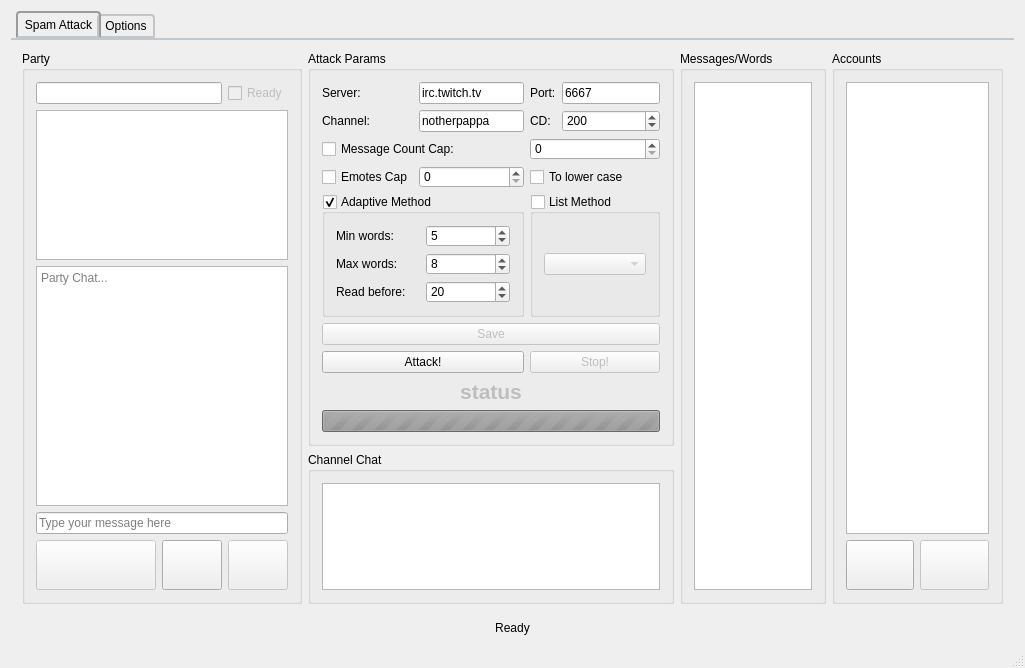
This is mainwindow.ui in SpaceWind/cyber_jihad_bot_client as Qt 5 draws it before an edit. The edited form follows.
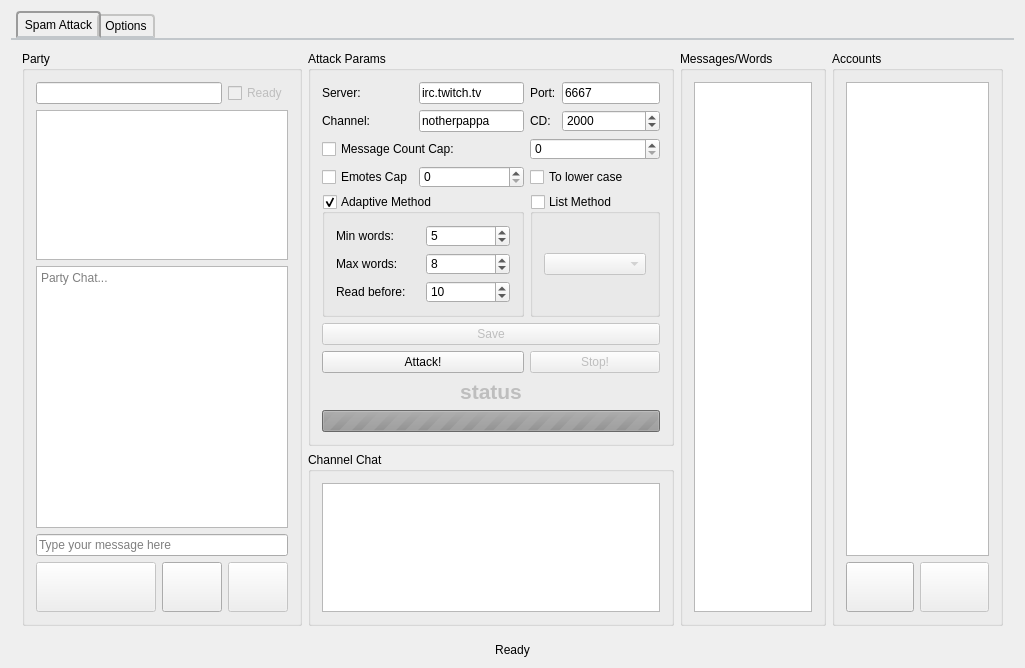
This is the edited form. Icons and pictures are not drawn.

Patch:
```diff
--- a/mainwindow.ui
+++ b/mainwindow.ui
@@ -13,6 +13,9 @@
   <property name="windowTitle">
    <string>MainWindow</string>
   </property>
+  <property name="tabShape">
+   <enum>QTabWidget::Rounded</enum>
+  </property>
   <widget class="QWidget" name="centralWidget">
    <layout class="QGridLayout" name="gridLayout">
     <item row="0" column="0">
@@ -205,7 +208,7 @@
                  <number>5</number>
                 </property>
                 <property name="value">
-                 <number>20</number>
+                 <number>10</number>
                 </property>
                </widget>
               </item>
@@ -328,7 +331,7 @@
               <number>50</number>
              </property>
              <property name="value">
-              <number>200</number>
+              <number>2000</number>
              </property>
             </widget>
            </item>
@@ -442,6 +445,9 @@
           <layout class="QGridLayout" name="gridLayout_2">
            <item row="2" column="0" colspan="4">
             <widget class="QTextEdit" name="party_chat">
+             <property name="horizontalScrollBarPolicy">
+              <enum>Qt::ScrollBarAlwaysOff</enum>
+             </property>
              <property name="documentTitle">
               <string/>
              </property>
@@ -801,17 +807,6 @@
     </item>
    </layout>
   </widget>
-  <widget class="QMenuBar" name="menuBar">
-   <property name="geometry">
-    <rect>
-     <x>0</x>
-     <y>0</y>
-     <width>1025</width>
-     <height>21</height>
-    </rect>
-   </property>
-  </widget>
-  <widget class="QStatusBar" name="statusBar"/>
  </widget>
  <layoutdefault spacing="6" margin="11"/>
  <tabstops>
```
Left out of the diff: 9 changed lines with no effect on the pictures.
